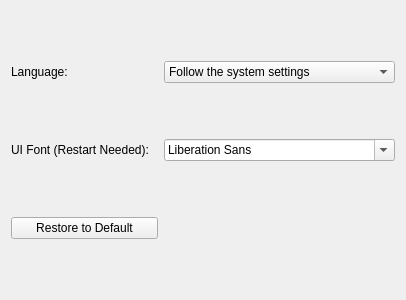
Aloereed/Flightman_Client_DATA130039, file settings.ui: the form before one commit.
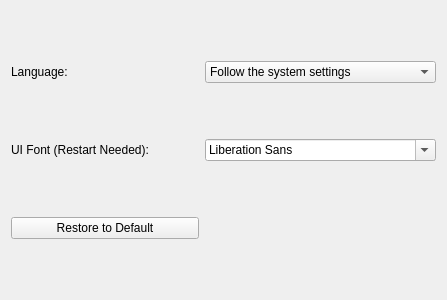
The form after the commit.

The edit to the form file:
```diff
--- a/settings.ui
+++ b/settings.ui
@@ -6,10 +6,16 @@
    <rect>
     <x>0</x>
     <y>0</y>
-    <width>406</width>
+    <width>447</width>
     <height>300</height>
    </rect>
   </property>
+  <property name="sizePolicy">
+   <sizepolicy hsizetype="Ignored" vsizetype="Preferred">
+    <horstretch>0</horstretch>
+    <verstretch>0</verstretch>
+   </sizepolicy>
+  </property>
   <property name="windowTitle">
    <string>Form</string>
   </property>
```
